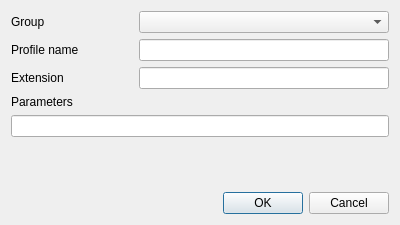
This is src/widgets/saveprofile_ui.ui in KDE/kdenlive as Qt 5 draws it before an edit. The edited form follows.
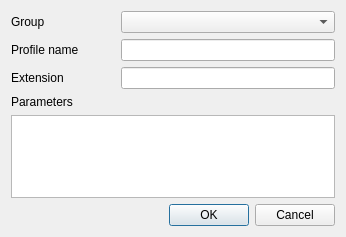
This is the edited form. Custom widgets are drawn as their Qt base class.

Commit message:
* Change screen grab parameter format so that the program name (arecord) is not visible / editable, otherwise could have been a security problem.
* Change render widget to use a larger text edit for avformat parameters, it is now hidden by default, and visible by clicking on the (i) button on top
http://www.kdenlive.org/mantis/view.php?id=287

What changed in the file:
```diff
--- a/src/widgets/saveprofile_ui.ui
+++ b/src/widgets/saveprofile_ui.ui
@@ -5,8 +5,8 @@
    <rect>
     <x>0</x>
     <y>0</y>
-    <width>400</width>
-    <height>225</height>
+    <width>346</width>
+    <height>237</height>
    </rect>
   </property>
   <property name="windowTitle" >
@@ -55,7 +55,14 @@
     </widget>
    </item>
    <item row="4" column="0" colspan="3" >
-    <widget class="KLineEdit" name="parameters" />
+    <widget class="KTextEdit" name="parameters" >
+     <property name="readOnly" >
+      <bool>false</bool>
+     </property>
+     <property name="acceptRichText" >
+      <bool>false</bool>
+     </property>
+    </widget>
    </item>
    <item row="5" column="2" >
     <spacer name="verticalSpacer" >
@@ -93,6 +100,11 @@
    <extends>QLineEdit</extends>
    <header>klineedit.h</header>
   </customwidget>
+  <customwidget>
+   <class>KTextEdit</class>
+   <extends>QTextEdit</extends>
+   <header>ktextedit.h</header>
+  </customwidget>
  </customwidgets>
  <resources/>
  <connections>
```
The commit also changes 5 other files.
